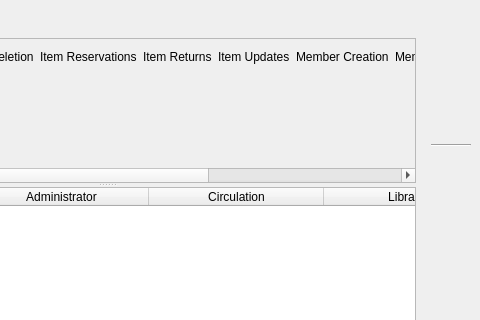
Old version of the form UI/biblioteq_adminsetup.ui in the repository textbrowser/biblioteq; both pictures show x 220 to 700 and y 0 to 320 of the 700 by 450 pixel window.
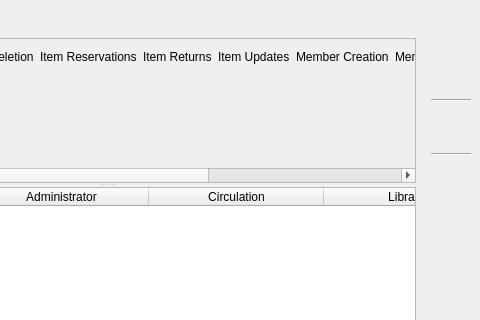
New version of the form. Icons and pictures are not drawn.

```diff
--- a/UI/biblioteq_adminsetup.ui
+++ b/UI/biblioteq_adminsetup.ui
@@ -495,6 +495,13 @@
         </property>
        </widget>
       </item>
+      <item>
+       <widget class="Line" name="line_2">
+        <property name="orientation">
+         <enum>Qt::Horizontal</enum>
+        </property>
+       </widget>
+      </item>
       <item>
        <widget class="QToolButton" name="saveButton">
         <property name="toolTip">
```
